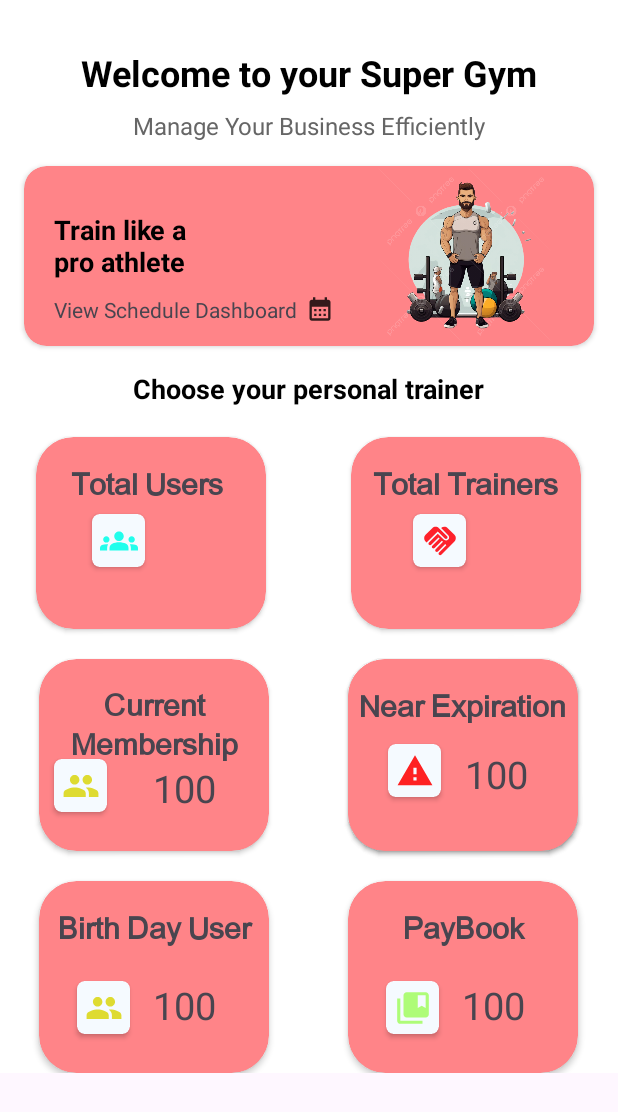
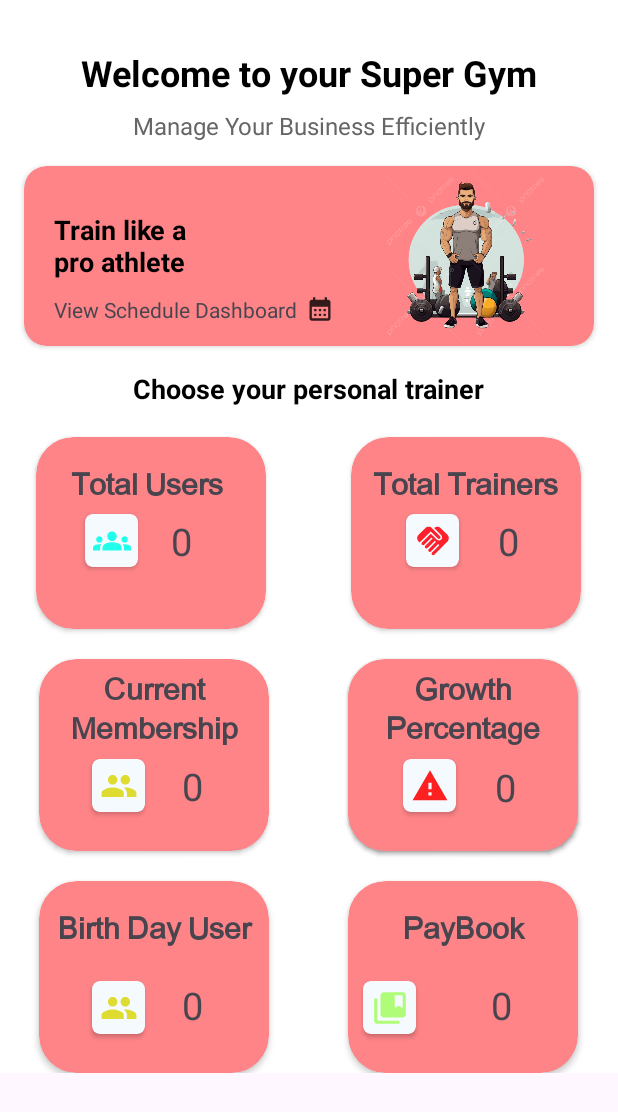
Before and after one commit to OCEAN-WIBU-LORD/SEP490_SuperGym_Management_CAPSTONEPROJECT, an Android app: the fragment DashBoardAdmin shown on its own in the app's theme, on a phone screen of 412 x 824 dp. Shown: the top 1112 px of the screen. Run offline under Robolectric (Android 15) with nearby library versions, the phone set to English and light mode, and no system bars; our stand-ins replace Firebase (no records; nobody signed in at launch, a user with empty details on screens opened directly); 5 statements that could not run were skipped.

Commit message:
Update Newest Code

```diff
--- a/AndroidStudioApplication/app/src/main/java/com/supergym/sep490_supergymmanagement/DashBoardAdmin.java
+++ b/AndroidStudioApplication/app/src/main/java/com/supergym/sep490_supergymmanagement/DashBoardAdmin.java
@@ -16,12 +16,14 @@ import com.google.firebase.database.DatabaseError;
 import com.google.firebase.database.DatabaseReference;
 import com.google.firebase.database.FirebaseDatabase;
 import com.google.firebase.database.ValueEventListener;
+import com.supergym.sep490_supergymmanagement.FirebaseImageLoader.FirebaseHelper;
 import com.supergym.sep490_supergymmanagement.apiadapter.ApiService.ApiService;
 import com.supergym.sep490_supergymmanagement.apiadapter.RetrofitClient;
 import com.supergym.sep490_supergymmanagement.models.MembershipCountResponse;
 import com.supergym.sep490_supergymmanagement.models.RegistrationGrowthResponse;
 
 import java.io.IOException;
+import java.util.Calendar;
 
 import retrofit2.Call;
 import retrofit2.Callback;
@@ -36,7 +38,7 @@ public class DashBoardAdmin extends Fragment {
     private String mParam2;
 
     private int userCount = 0, ptCount = 0;
-    private TextView userCountTextView, ptCountTextView, totalMembership;
+    private TextView userCountTextView, ptCountTextView, totalMembership, nearBirthDate, tvExpiredUsersCount, paidCourseThisMonth;
 
     public DashBoardAdmin() {
         // Required empty public constructor
@@ -70,10 +72,25 @@ public class DashBoardAdmin extends Fragment {
         userCountTextView = view.findViewById(R.id.userCountTextView);
         ptCountTextView = view.findViewById(R.id.ptCountTextView);
         totalMembership = view.findViewById(R.id.totalMembership);
-
+        nearBirthDate = view.findViewById(R.id.nearBirthDate);
+        paidCourseThisMonth = view.findViewById(R.id.paidCourseThisMonth);
         // Call method to get total user count from Firebase
         getTotalUserCountWithRole("customer", "pt");
+        tvExpiredUsersCount = view.findViewById(R.id.tvExpiredUsersCount);
 
+        // Call the method to count expired users
+        FirebaseHelper firebaseHelper = new FirebaseHelper();
+        firebaseHelper.countExpiredUsers(new FirebaseHelper.CountExpiredUsersCallback() {
+            @Override
+            public void onCountExpiredUsers(int count) {
+                // Update the TextView with the count
+                tvExpiredUsersCount.setText(String.valueOf(count) );
+            }
+        });
+
+        // Fetch registration growth data from the API after the view is created
+        fetchRegistrationGrowthData();
+        countUsersWithDOBInCurrentOrNextMonth();
         return view;
     }
 
@@ -81,11 +98,47 @@ public class DashBoardAdmin extends Fragment {
     public void onViewCreated(@NonNull View view, Bundle savedInstanceState) {
         super.onViewCreated(view, savedInstanceState);
 
-        // Fetch registration growth data from the API after the view is created
-        fetchRegistrationGrowthData();
+        // Count users with birthdays in the current or next month
+        countUsersWithDOBInCurrentOrNextMonth();
     }
 
-    private void getTotalUserCountWithRole(String targetRoleName, String targetRoleName2) {
+    public void countUsersWithDOBInCurrentOrNextMonth() {
+        // Get the current month and the next month
+        Calendar calendar = Calendar.getInstance();
+        int currentMonth = calendar.get(Calendar.MONTH) + 1; // Months are 0-based
+        int nextMonth = (currentMonth % 12) + 1;
+
+        // Get reference to the Firebase Realtime Database
+        DatabaseReference databaseReference = FirebaseDatabase.getInstance().getReference("users");
+
+        // Add a listener to count users
+        databaseReference.addListenerForSingleValueEvent(new ValueEventListener() {
+            @Override
+            public void onDataChange(DataSnapshot dataSnapshot) {
+                int count = 0;
+
+                for (DataSnapshot userSnapshot : dataSnapshot.getChildren()) {
+                    DataSnapshot dobSnapshot = userSnapshot.child("dob");
+                    if (dobSnapshot.exists()) {
+                        int month = dobSnapshot.child("month").getValue(Integer.class);
+                        if (month == currentMonth || month == nextMonth) {
+                            count++;
+                        }
+                    }
+                }
+                nearBirthDate.setText(String.valueOf(count));
+                // Update UI with the count of users with birthdays in the current or next month
+            }
+
+            @Override
+            public void onCancelled(DatabaseError databaseError) {
+                // Handle errors
+                Toast.makeText(getContext(), "Error fetching user data: " + databaseError.getMessage(), Toast.LENGTH_SHORT).show();
+            }
+        });
+    }
+
+    public void getTotalUserCountWithRole(String targetRoleName, String targetRoleName2) {
         DatabaseReference databaseReference = FirebaseDatabase.getInstance().getReference("users");
 
         databaseReference.addListenerForSingleValueEvent(new ValueEventListener() {
@@ -148,9 +201,10 @@ public class DashBoardAdmin extends Fragment {
                         // Handle successful response
                         RegistrationGrowthResponse registrationGrowthResponse = response.body();
                         int totalRegistrations = registrationGrowthResponse.getTotalRegistrations();
-
+                        paidCourseThisMonth.setText(String.valueOf(registrationGrowthResponse.getRegistrationsThisMonth())) ;
+                      //  growthPercentage.setText(String.valueOf(registrationGrowthResponse.getGrowthPercentage()));
                         // Update the totalMembership TextView with the total registrations count
-                        totalMembership.setText("Total Registrations: " + totalRegistrations);
+                        totalMembership.setText(String.valueOf(totalRegistrations));
                     } else {
                         // Response body is null, log error
                         Log.e("API Error", "Response body is null");
--- a/AndroidStudioApplication/app/src/main/java/com/supergym/sep490_supergymmanagement/FaceCaptureActivity.java
+++ b/AndroidStudioApplication/app/src/main/java/com/supergym/sep490_supergymmanagement/FaceCaptureActivity.java
@@ -754,7 +754,7 @@ public class FaceCaptureActivity extends AppCompatActivity  implements TextToSpe
                     }
 
                     // Evaluate the result
-                    if (minDistance < 1.000f) {
+                    if (minDistance < 0.800f) {
                         delayedWelcomeMessage(closestName);
                         finalName = closestName;
 
@@ -765,7 +765,7 @@ public class FaceCaptureActivity extends AppCompatActivity  implements TextToSpe
 
                     if (!closestName.equals(lastRecognizedName)) {
                         lastRecognizedName = closestName;
-                        storeRecognizedFaceImage(bitmap, closestName);
+                        storeRecognizedFaceImage(bitmap, finalName);
 
                         // Handle the check-in process
                         handleCheckIn(userFaceIdFinal, closestName);
--- /dev/null
+++ b/AndroidStudioApplication/app/src/main/java/com/supergym/sep490_supergymmanagement/FirebaseImageLoader/FirebaseHelper.java
@@ -0,0 +1,121 @@
+package com.supergym.sep490_supergymmanagement.FirebaseImageLoader;
+
+import com.google.firebase.database.DatabaseError;
+import com.google.firebase.database.DatabaseReference;
+import com.google.firebase.database.FirebaseDatabase;
+import com.google.firebase.database.DataSnapshot;
+import com.google.firebase.database.ValueEventListener;
+
+import java.util.Calendar;
+import java.util.Date;
+
+public class FirebaseHelper {
+
+    private FirebaseDatabase database;
+
+    public FirebaseHelper() {
+        // Initialize Firebase Database
+        database = FirebaseDatabase.getInstance();
+    }
+
+    // Callback interface to update the TextView from the Fragment
+    public interface CountExpiredUsersCallback {
+        void onCountExpiredUsers(int count);
+    }
+
+    // Helper function to get the first and last date of the current month
+    private long[] getCurrentMonthRange() {
+        Calendar calendar = Calendar.getInstance();
+
+        // Set to the first day of the current month at midnight
+        calendar.set(Calendar.DAY_OF_MONTH, 1);
+        calendar.set(Calendar.HOUR_OF_DAY, 0);
+        calendar.set(Calendar.MINUTE, 0);
+        calendar.set(Calendar.SECOND, 0);
+        calendar.set(Calendar.MILLISECOND, 0);
+        long startOfMonth = calendar.getTimeInMillis();
+
+        // Set to the last day of the current month at 23:59:59
+        calendar.set(Calendar.DAY_OF_MONTH, calendar.getActualMaximum(Calendar.DAY_OF_MONTH));
+        calendar.set(Calendar.HOUR_OF_DAY, 23);
+        calendar.set(Calendar.MINUTE, 59);
+        calendar.set(Calendar.SECOND, 59);
+        calendar.set(Calendar.MILLISECOND, 999);
+        long endOfMonth = calendar.getTimeInMillis();
+
+        return new long[]{startOfMonth, endOfMonth};
+    }
+
+    // Function to count users with expired memberships within the current month
+    public void countExpiredUsers(final CountExpiredUsersCallback callback) {
+        long[] monthRange = getCurrentMonthRange();
+        long startOfMonth = monthRange[0];
+        long endOfMonth = monthRange[1];
+
+        // Get today's date at midnight (current day)
+        Calendar calendar = Calendar.getInstance();
+        calendar.set(Calendar.HOUR_OF_DAY, 0);
+        calendar.set(Calendar.MINUTE, 0);
+        calendar.set(Calendar.SECOND, 0);
+        calendar.set(Calendar.MILLISECOND, 0);
+        long today = calendar.getTimeInMillis();
+
+        DatabaseReference boxingRef = database.getReference("BoxingRegistrations");
+        DatabaseReference gymRef = database.getReference("GymRegistrations");
+
+        // Query for BoxingRegistrations
+        boxingRef.orderByChild("endDate")
+                .startAt(startOfMonth)
+                .endAt(endOfMonth)
+                .addValueEventListener(new ValueEventListener() {
+                    @Override
+                    public void onDataChange(DataSnapshot dataSnapshot) {
+                        int boxingCount = 0;
+                        for (DataSnapshot snapshot : dataSnapshot.getChildren()) {
+                            long endDate = snapshot.child("endDate").getValue(Long.class);
+                            if (endDate > today) {
+                                boxingCount++;
+                            }
+                        }
+                        // Query for GymRegistrations
+                        countGymRegistrations(boxingCount, startOfMonth, endOfMonth, today, callback);
+                    }
+
+                    @Override
+                    public void onCancelled(DatabaseError databaseError) {
+                        // Handle database error
+                    }
+                });
+    }
+
+    // Function to count GymRegistrations after counting BoxingRegistrations
+    private void countGymRegistrations(int boxingCount, long startOfMonth, long endOfMonth, long today, final CountExpiredUsersCallback callback) {
+        DatabaseReference gymRef = database.getReference("GymRegistrations");
+
+        gymRef.orderByChild("endDate")
+                .startAt(startOfMonth)
+                .endAt(endOfMonth)
+                .addValueEventListener(new ValueEventListener() {
+                    @Override
+                    public void onDataChange(DataSnapshot dataSnapshot) {
+                        int gymCount = 0;
+                        for (DataSnapshot snapshot : dataSnapshot.getChildren()) {
+                            long endDate = snapshot.child("endDate").getValue(Long.class);
+                            if (endDate > today) {
+                                gymCount++;
+                            }
+                        }
+
+                        // Final count
+                        int totalCount = boxingCount + gymCount;
+                        // Call the callback to update the TextView
+                        callback.onCountExpiredUsers(totalCount);
+                    }
+
+                    @Override
+                    public void onCancelled(DatabaseError databaseError) {
+                        // Handle database error
+                    }
+                });
+    }
+}
--- a/AndroidStudioApplication/app/src/main/java/com/supergym/sep490_supergymmanagement/fragments/Diet_Eating_Fragment.java
+++ b/AndroidStudioApplication/app/src/main/java/com/supergym/sep490_supergymmanagement/fragments/Diet_Eating_Fragment.java
@@ -323,7 +323,7 @@ public class Diet_Eating_Fragment extends Fragment {
         }
     }
 
-    private void changeColorProgress(int totalCalories){
+    public void changeColorProgress(int totalCalories){
         // Get the drawable (circle_shape.xml) and cast it to GradientDrawable
         // You can use this method to get the drawable safely
         GradientDrawable drawable = (GradientDrawable) ContextCompat.getDrawable(getContext(), R.drawable.circle_shape);
--- a/AndroidStudioApplication/app/src/main/res/layout/fragment_dash_board_admin.xml
+++ b/AndroidStudioApplication/app/src/main/res/layout/fragment_dash_board_admin.xml
@@ -193,7 +193,7 @@
                     android:layout_width="wrap_content"
                     android:layout_height="wrap_content"
                     android:layout_marginBottom="28dp"
-                    android:text=""
+                    android:text="0"
                     android:textFontWeight="700"
                     android:textSize="25dp"
                     app:layout_constraintBottom_toBottomOf="parent"
@@ -270,7 +270,7 @@
                     android:layout_width="wrap_content"
                     android:layout_height="wrap_content"
                     android:layout_marginBottom="28dp"
-                    android:text=""
+                    android:text="0"
                     android:textFontWeight="700"
                     android:textSize="25dp"
                     app:layout_constraintBottom_toBottomOf="parent"
@@ -383,11 +383,11 @@
                     android:layout_height="35dp"
                     android:layout_gravity="center"
                     android:layout_marginLeft="10dp"
-                    android:layout_marginTop="20dp"
+                    android:layout_marginTop="40dp"
                     app:cardBackgroundColor="@color/lowLightBlue"
                     app:cardCornerRadius="5dp"
                     app:layout_constraintBottom_toBottomOf="parent"
-                    app:layout_constraintEnd_toStartOf="@+id/totalTrainer22"
+                    app:layout_constraintEnd_toStartOf="@+id/tvExpiredUsersCount"
                     app:layout_constraintStart_toStartOf="parent"
                     app:layout_constraintTop_toTopOf="parent">
 
@@ -406,10 +406,10 @@
                 <TextView
                     android:id="@+id/text_trainer_name22"
                     android:layout_width="wrap_content"
-                    android:layout_height="32dp"
-                    android:layout_marginTop="16dp"
+                    android:layout_height="wrap_content"
+                    android:layout_marginTop="5dp"
                     android:fontFamily="@font/arial_regular"
-                    android:text="Near Expiration"
+                    android:text="Growth Percentage"
                     android:textAlignment="center"
                     android:textFontWeight="900"
                     android:textSize="20sp"
@@ -419,12 +419,12 @@
                     app:layout_constraintTop_toTopOf="parent" />
 
                 <TextView
-                    android:id="@+id/totalTrainer22"
+                    android:id="@+id/tvExpiredUsersCount"
                     android:layout_width="wrap_content"
                     android:layout_height="wrap_content"
                     android:layout_marginTop="10dp"
                     android:layout_marginBottom="28dp"
-                    android:text="100"
+                    android:text="0"
                     android:textFontWeight="700"
                     android:textSize="25dp"
                     app:layout_constraintBottom_toBottomOf="parent"
@@ -464,7 +464,7 @@
                     app:cardBackgroundColor="@color/lowLightBlue"
                     app:cardCornerRadius="5dp"
                     app:layout_constraintBottom_toBottomOf="parent"
-                    app:layout_constraintEnd_toStartOf="@+id/totalTrainer1"
+                    app:layout_constraintEnd_toStartOf="@+id/totalMembership"
                     app:layout_constraintStart_toStartOf="parent"
                     app:layout_constraintTop_toTopOf="parent">
 
@@ -484,7 +484,7 @@
                     android:id="@+id/text_trainer_name1"
                     android:layout_width="140dp"
                     android:layout_height="wrap_content"
-                    android:layout_marginTop="16dp"
+                    android:layout_marginTop="5dp"
                     android:fontFamily="@font/arial_regular"
                     android:text="Current Membership"
                     android:textAlignment="center"
@@ -501,7 +501,7 @@
                     android:layout_height="wrap_content"
                     android:layout_marginTop="20dp"
                     android:layout_marginBottom="28dp"
-                    android:text="100"
+                    android:text="0"
                     android:textFontWeight="700"
                     android:textSize="25dp"
                     app:layout_constraintBottom_toBottomOf="parent"
@@ -540,7 +540,7 @@
                     app:cardBackgroundColor="@color/lowLightBlue"
                     app:cardCornerRadius="5dp"
                     app:layout_constraintBottom_toBottomOf="parent"
-                    app:layout_constraintEnd_toStartOf="@+id/totalTrainer12"
+                    app:layout_constraintEnd_toStartOf="@+id/nearBirthDate"
                     app:layout_constraintStart_toStartOf="parent"
                     app:layout_constraintTop_toTopOf="parent">
 
@@ -572,12 +572,12 @@
                     app:layout_constraintTop_toTopOf="parent" />
 
                 <TextView
-                    android:id="@+id/totalTrainer12"
+                    android:id="@+id/nearBirthDate"
                     android:layout_width="wrap_content"
                     android:layout_height="wrap_content"
                     android:layout_marginTop="20dp"
                     android:layout_marginBottom="28dp"
-                    android:text="100"
+                    android:text="0"
                     android:textFontWeight="700"
                     android:textSize="25dp"
                     app:layout_constraintBottom_toBottomOf="parent"
@@ -647,12 +647,12 @@
                     app:layout_constraintTop_toTopOf="parent" />
 
                 <TextView
-                    android:id="@+id/totalTrainer122"
+                    android:id="@+id/paidCourseThisMonth"
                     android:layout_width="wrap_content"
                     android:layout_height="wrap_content"
                     android:layout_marginTop="20dp"
                     android:layout_marginBottom="28dp"
-                    android:text="100"
+                    android:text="0"
                     android:textFontWeight="700"
                     android:textSize="25dp"
                     app:layout_constraintBottom_toBottomOf="parent"
```
Also changed, not shown: AndroidStudioApplication/app/build.gradle (+20 -0 lines), AndroidStudioApplication/app/src/main/java/com/supergym/sep490_supergymmanagement/fragments/BMI_Statistic_Fragment.java (+96 -30 lines), 3 other files.
